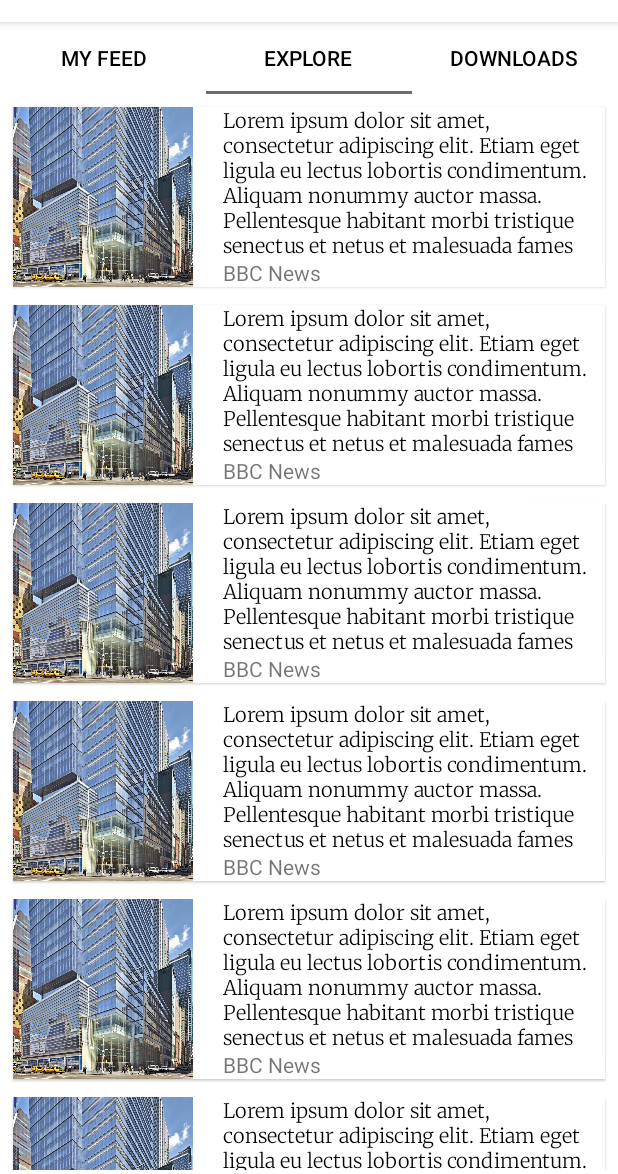
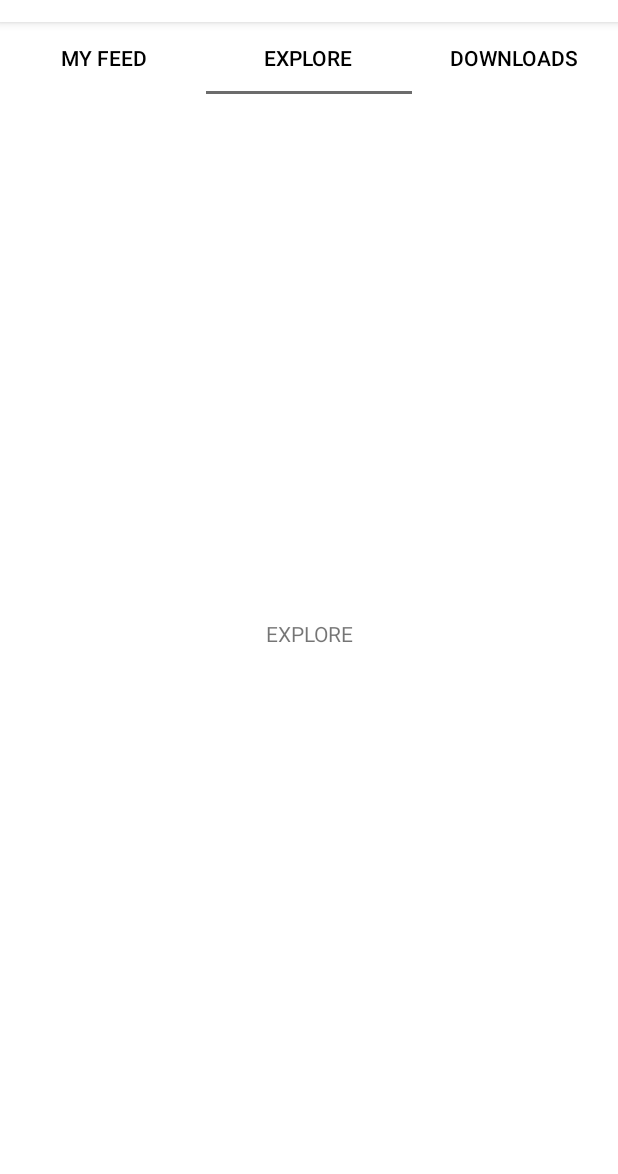
Before and after one commit to Andre-dam/PlayNews, an Android app: the screen it shows after launch (MainActivity), tab 2 chosen, on a phone screen of 412 x 824 dp, the part 62-1236 px from its top. Run offline under Robolectric (Android 15) with nearby library versions, the phone set to English and light mode, and no system bars.

Commit message:
tablayout ok

```diff
--- a/app/src/main/AndroidManifest.xml
+++ b/app/src/main/AndroidManifest.xml
@@ -2,6 +2,7 @@
 <manifest xmlns:android="http://schemas.android.com/apk/res/android"
     package="com.example.andre.playnews">
 
+    <uses-permission android:name="android.permission.INTERNET"></uses-permission>
     <application
         android:allowBackup="true"
         android:icon="@mipmap/ic_launcher"
--- /dev/null
+++ b/app/src/main/java/com/example/andre/playnews/DownloadsFragment.kt
@@ -0,0 +1,15 @@
+package com.example.andre.playnews
+
+import android.os.Bundle
+import android.support.v4.app.Fragment
+import android.view.LayoutInflater
+import android.view.View
+import android.view.ViewGroup
+
+class DownloadsFragment: Fragment() {
+    override fun onCreateView(inflater: LayoutInflater, container: ViewGroup?, savedInstanceState: Bundle?): View? {
+        val v = inflater.inflate(R.layout.downloads_fragment,container,false)
+
+        return v
+    }
+}
--- /dev/null
+++ b/app/src/main/java/com/example/andre/playnews/ExploreFragment.kt
@@ -0,0 +1,15 @@
+package com.example.andre.playnews
+
+import android.os.Bundle
+import android.support.v4.app.Fragment
+import android.view.LayoutInflater
+import android.view.View
+import android.view.ViewGroup
+
+class ExploreFragment: Fragment() {
+    override fun onCreateView(inflater: LayoutInflater, container: ViewGroup?, savedInstanceState: Bundle?): View? {
+        val v = inflater.inflate(R.layout.explore_fragment,container,false)
+
+        return v
+    }
+}
--- a/app/src/main/java/com/example/andre/playnews/MainActivity.kt
+++ b/app/src/main/java/com/example/andre/playnews/MainActivity.kt
@@ -2,11 +2,27 @@ package com.example.andre.playnews
 
 import android.graphics.Bitmap
 import android.graphics.BitmapFactory
+import android.os.AsyncTask
 import android.support.v7.app.AppCompatActivity
 import android.os.Bundle
+import android.support.design.widget.TabLayout
+import android.support.v4.app.FragmentManager
+import android.support.v4.view.ViewPager
+
 import android.support.v7.widget.LinearLayoutManager
 import android.support.v7.widget.RecyclerView
 import android.support.v7.widget.Toolbar
+import android.util.Log
+import android.util.Log.i
+import com.example.andre.playnews.ParserRSS.parse
+import org.xmlpull.v1.XmlPullParser
+import java.io.BufferedInputStream
+import java.io.BufferedReader
+import java.io.IOException
+import java.io.InputStreamReader
+import java.net.HttpURLConnection
+import java.net.URL
+import java.nio.charset.StandardCharsets
 
 data class news(var resume: String){
     lateinit var image: Bitmap
@@ -25,9 +41,10 @@ class MainActivity : AppCompatActivity() {
 
         val myToolbar = findViewById<Toolbar>(R.id.actionbarid)
         setSupportActionBar(myToolbar)
-        val query_temp = news("Lorem ipsum dolor sit amet, consectetur adipiscing elit. Etiam eget ligula eu lectus lobortis condimentum. Aliquam nonummy auctor massa. Pellentesque habitant morbi tristique senectus et netus et malesuada fames ac turpis egestas. Nulla at risus. Quisque purus magna, auctor et, sagittis ac, posuere eu, lectus. Nam mattis, felis ut adipiscing")
+        /*val query_temp = news("Lorem ipsum dolor sit amet, consectetur adipiscing elit. Etiam eget ligula eu lectus lobortis condimentum. Aliquam nonummy auctor massa. Pellentesque habitant morbi tristique senectus et netus et malesuada fames ac turpis egestas. Nulla at risus. Quisque purus magna, auctor et, sagittis ac, posuere eu, lectus. Nam mattis, felis ut adipiscing")
         query_temp.image = BitmapFactory.decodeResource(resources,R.mipmap.news)
         query_temp.resource = "BBC News"
+
         myFeed.add(query_temp)
         myFeed.add(query_temp)
         myFeed.add(query_temp)
@@ -40,10 +57,65 @@ class MainActivity : AppCompatActivity() {
         myFeed.add(query_temp)
         myFeed.add(query_temp)
         myFeed.add(query_temp)
+    */
+        val vp_adapter = TabAdapter(supportFragmentManager)
+        val viewPager = findViewById<ViewPager>(R.id.viewpagerid)
+        viewPager.adapter = vp_adapter
 
-        val recyclerView = findViewById<RecyclerView>(R.id.recyclerid)
-        myAdapter = RecyclerAdapter(this,myFeed)
-        recyclerView.adapter = RecyclerAdapter(this,myFeed)
-        recyclerView.layoutManager = LinearLayoutManager(this)
+        val tablayout = findViewById<TabLayout>(R.id.tabid)
+        tablayout.setupWithViewPager(viewPager)
+        //val recyclerView = findViewById<RecyclerView>(R.id.recyclerid)
+        //myAdapter = RecyclerAdapter(this,myFeed)
+        //recyclerView.adapter = RecyclerAdapter(this,myFeed)
+        //recyclerView.layoutManager = LinearLayoutManager(this)
+        DownloadRSS().execute("http://leopoldomt.com/if1001/g1brasil.xml")
     }
+
+    override fun onStart() {
+        super.onStart()
+
+    }
+    inner class DownloadRSS(): AsyncTask<String, String, Boolean>() {
+        override fun doInBackground(vararg params: String?): Boolean {
+            val url = URL(params[0])
+            val urlConnection = url.openConnection() as HttpURLConnection
+            try {
+                val resp = BufferedInputStream(urlConnection.inputStream)
+                val lines = BufferedReader(InputStreamReader(resp, StandardCharsets.UTF_8)).readText()
+                val RSS_list = parse(lines)
+
+
+                val img = BitmapFactory.decodeResource(resources,R.mipmap.news)
+                val rsc = "G1"
+
+                for(element in RSS_list){
+                    Log.i("DebugTAG",element.title)
+                    Log.i("DebugTAG",element.description)
+                    Log.i("DebugTAG",element.link)
+                    Log.i("DebugTAG",element.pubDate)
+                    Log.i("DebugTAG","\n")
+
+                    val query_temp = news(element.description)
+                    query_temp.resource = rsc
+                    query_temp.image = img
+                    myFeed.add(query_temp)
+                }
+
+
+                //Log.i("DebugTAG",lines)
+
+                return true
+            }catch (e: IOException){
+                Log.i("DebugTAG",e.toString())
+                return false
+            }
+        }
+        override fun onPostExecute(result: Boolean) {
+            //if(result) {
+            myAdapter.notifyDataSetChanged()
+            //}
+        }
+    }
+
+
 }
--- /dev/null
+++ b/app/src/main/java/com/example/andre/playnews/MyFeedFragment.kt
@@ -0,0 +1,25 @@
+package com.example.andre.playnews
+
+import android.app.Activity
+import android.os.Bundle
+import android.support.v4.app.Fragment
+import android.support.v7.widget.LinearLayoutManager
+import android.support.v7.widget.RecyclerView
+import android.view.LayoutInflater
+import android.view.View
+import android.view.ViewGroup
+
+class MyFeedFragment: Fragment() {
+    override fun onCreateView(inflater: LayoutInflater, container: ViewGroup?, savedInstanceState: Bundle?): View? {
+        val v = inflater.inflate(R.layout.myfeed_fragment,container,false)
+
+        val superact = activity as MainActivity
+        val recyclerView = v.findViewById<RecyclerView>(R.id.recyclerid)
+
+        superact.myAdapter = RecyclerAdapter(superact,superact.myFeed)
+
+        recyclerView.adapter = superact.myAdapter
+        recyclerView.layoutManager = LinearLayoutManager(superact)
+        return v
+    }
+}
--- /dev/null
+++ b/app/src/main/java/com/example/andre/playnews/TabAdapter.kt
@@ -0,0 +1,23 @@
+package com.example.andre.playnews
+
+import android.support.v4.app.Fragment
+import android.support.v4.app.FragmentManager
+import android.support.v4.app.FragmentPagerAdapter
+
+class TabAdapter(val fmanager: FragmentManager): FragmentPagerAdapter(fmanager){
+
+    val fragments = listOf(MyFeedFragment(),ExploreFragment(), DownloadsFragment())
+    val titles = listOf("MY FEED","EXPLORE","DOWNLOADS")
+
+    override fun getItem(p0: Int): Fragment {
+        return this.fragments.get(p0)
+    }
+
+    override fun getCount(): Int {
+        return this.fragments.size
+    }
+
+    override fun getPageTitle(position: Int): CharSequence? {
+        return this.titles.get(position)
+    }
+}
--- a/app/src/main/res/layout/activity_main.xml
+++ b/app/src/main/res/layout/activity_main.xml
@@ -21,7 +21,7 @@
         android:layout_height="wrap_content"
         app:layout_constraintTop_toBottomOf="@+id/actionbarid"
         app:tabTextColor="@color/colorPrimaryDark">
-
+<!--
         <android.support.design.widget.TabItem
             android:layout_width="wrap_content"
             android:layout_height="wrap_content"
@@ -36,9 +36,19 @@
             android:layout_width="wrap_content"
             android:layout_height="wrap_content"
             android:text="DOWNLOADS" />
+    -->
     </android.support.design.widget.TabLayout>
 
-
+    <android.support.v4.view.ViewPager
+        android:id="@+id/viewpagerid"
+        android:layout_width="0dp"
+        android:layout_height="0dp"
+        android:layout_marginVertical="2.5dp"
+        app:layout_constraintBottom_toBottomOf="parent"
+        app:layout_constraintEnd_toEndOf="parent"
+        app:layout_constraintStart_toStartOf="parent"
+        app:layout_constraintTop_toBottomOf="@+id/tabid"></android.support.v4.view.ViewPager>
+<!--
     <android.support.v7.widget.RecyclerView
         android:id="@+id/recyclerid"
         android:layout_width="0dp"
@@ -48,5 +58,5 @@
         app:layout_constraintEnd_toEndOf="parent"
         app:layout_constraintStart_toStartOf="parent"
         app:layout_constraintTop_toBottomOf="@+id/tabid"></android.support.v7.widget.RecyclerView>
-
+-->
 </android.support.constraint.ConstraintLayout>
--- /dev/null
+++ b/app/src/main/res/layout/explore_fragment.xml
@@ -0,0 +1,10 @@
+<?xml version="1.0" encoding="utf-8"?>
+<android.support.constraint.ConstraintLayout
+    xmlns:android="http://schemas.android.com/apk/res/android" android:layout_width="match_parent"
+    android:layout_height="match_parent">
+    <TextView
+        android:layout_width="match_parent"
+        android:layout_height="match_parent"
+        android:gravity="center"
+        android:text="EXPLORE"/>
+</android.support.constraint.ConstraintLayout>
```
Also changed, not shown: app/src/main/java/com/example/andre/playnews/ItemRSS.kt (added, +9 -0 lines), app/src/main/java/com/example/andre/playnews/ParserRSS.kt (added, +157 -0 lines), app/src/main/res/layout/downloads_fragment.xml (added, +10 -0 lines), app/src/main/res/layout/myfeed_fragment.xml (added, +15 -0 lines), 3 other files.
